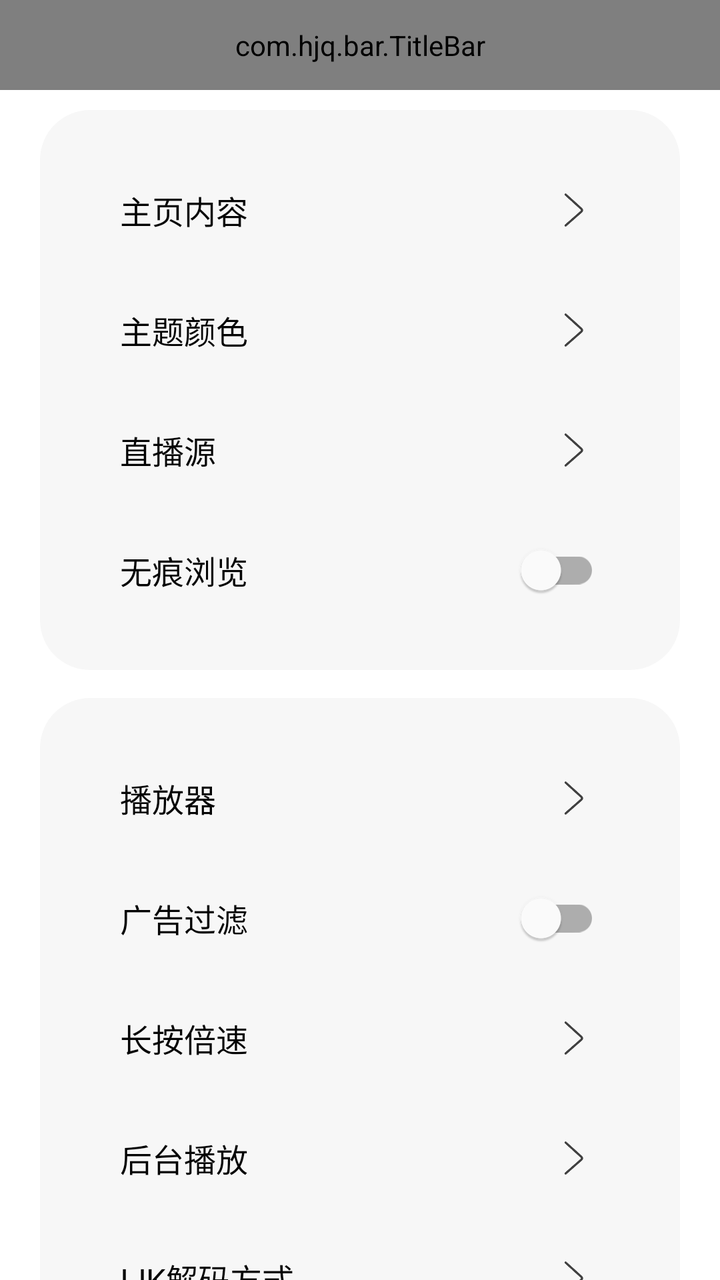
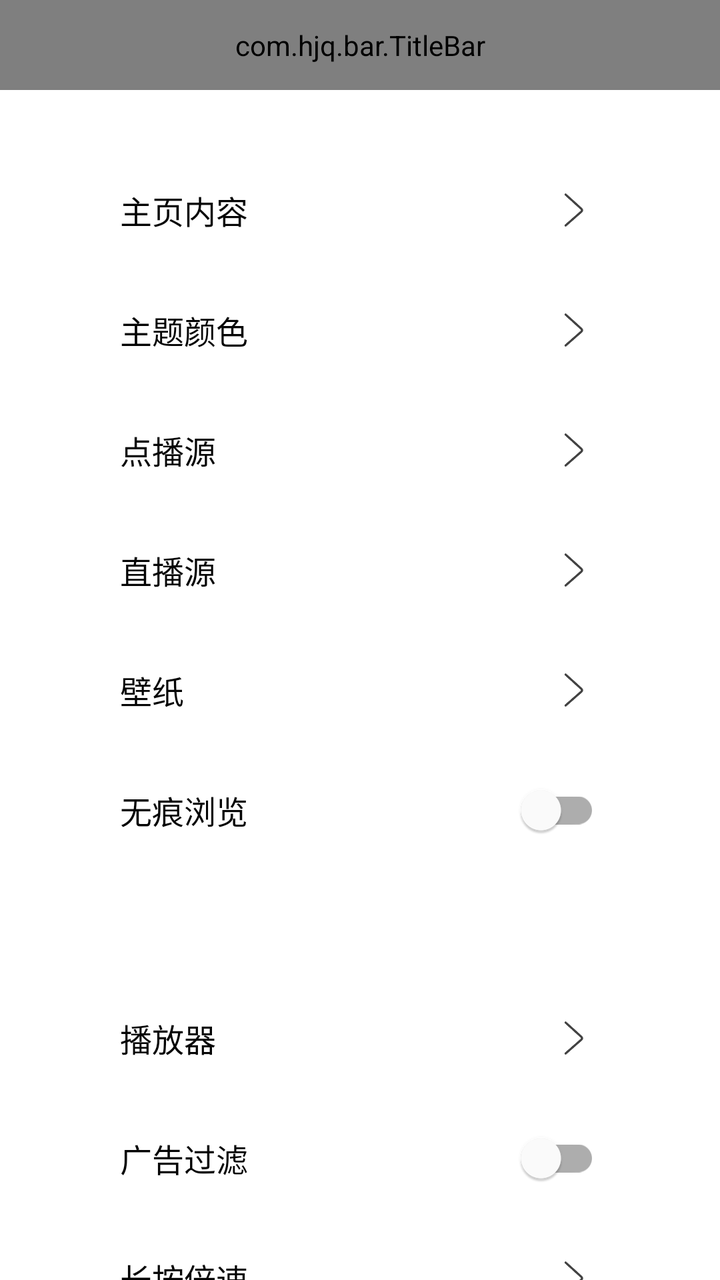

Compare the two renders of this Android layout. The source of the first and the diff that turns it into the second are given below.
<!-- AndroidManifest.xml: application theme AppTheme -->
<!-- res/layout/activity_setting.xml -->
<?xml version="1.0" encoding="utf-8"?>
<LinearLayout xmlns:android="http://schemas.android.com/apk/res/android"
    xmlns:app="http://schemas.android.com/apk/res-auto"
    xmlns:tools="http://schemas.android.com/tools"
    android:layout_width="match_parent"
    android:layout_height="match_parent"
    android:orientation="vertical">

    <com.hjq.bar.TitleBar
        android:id="@+id/title_bar"
        android:layout_width="match_parent"
        android:layout_height="45dp"
        app:title="设置"
        app:titleStyle="bold"
        app:titleColor="@color/black"
        app:lineVisible="false"/>

    <ScrollView
        android:layout_width="match_parent"
        android:layout_height="wrap_content"
        android:scrollbars="none"
        >

        <LinearLayout
            android:layout_width="match_parent"
            android:layout_height="wrap_content"
            android:orientation="vertical"
            android:layout_marginHorizontal="20dp"
            android:paddingVertical="10dp">

            <LinearLayout
                android:layout_width="match_parent"
                android:layout_height="wrap_content"
                android:orientation="vertical"
                android:paddingVertical="20dp"
                android:background="@drawable/bg_large_round_gray">

                <LinearLayout
                    android:id="@+id/llHomeRec"
                    android:layout_width="match_parent"
                    android:layout_height="@dimen/dp_60"
                    android:layout_weight="1"
                    android:focusable="true"
                    android:gravity="center_vertical"
                    android:orientation="horizontal"
                    android:paddingHorizontal="40dp"
                    android:foreground="?android:selectableItemBackground"
                    >

                    <TextView
                        android:layout_width="wrap_content"
                        android:layout_height="wrap_content"
                        android:text="主页内容"
                        android:textColor="@color/text_foreground"
                        android:textSize="16sp"/>

                    <Space
                        android:layout_width="0dp"
                        android:layout_height="wrap_content"
                        android:layout_weight="1" />

                    <TextView
                        android:id="@+id/tvHomeRec"
                        android:layout_width="wrap_content"
                        android:layout_height="wrap_content"

                        />

                    <ImageView
                        android:layout_width="26dp"
                        android:layout_height="26dp"
                        android:layout_gravity="center"
                        android:alpha="0.75"
                        android:src="@drawable/icon_pre"
                        app:tint="@color/text_foreground"/>
                </LinearLayout>


                <LinearLayout
                    android:id="@+id/showFastSearch"
                    android:layout_width="match_parent"
                    android:layout_height="@dimen/dp_60"
                    android:layout_marginBottom="@dimen/dp_10"
                    android:focusable="true"
                    android:gravity="center_vertical"
                    android:orientation="horizontal"
                    android:paddingHorizontal="20dp"
                    android:visibility="gone">

                    <TextView
                        android:layout_width="wrap_content"
                        android:layout_height="wrap_content"
                        android:text="聚合模式"
                        android:textColor="@color/text_foreground"
                        android:textSize="16sp"
                        />

                    <Space
                        android:layout_width="0dp"
                        android:layout_height="wrap_content"
                        android:layout_weight="1" />

                    <TextView
                        android:id="@+id/showFastSearchText"
                        android:layout_width="wrap_content"
                        android:layout_height="wrap_content"

                        />

                    <ImageView
                        android:layout_width="26dp"
                        android:layout_height="26dp"
                        android:layout_gravity="center"
                        android:alpha="0.75"
                        android:src="@drawable/icon_pre"
                        app:tint="@color/text_foreground"/>
                </LinearLayout>

                <LinearLayout
                    android:id="@+id/llTheme"
                    android:layout_width="match_parent"
                    android:layout_height="@dimen/dp_60"
                    android:layout_weight="1"
                    android:focusable="true"
                    android:gravity="center_vertical"
                    android:orientation="horizontal"
                    android:paddingHorizontal="40dp"
                    android:foreground="?android:selectableItemBackground"
                    >

                    <TextView
                        android:layout_width="wrap_content"
                        android:layout_height="wrap_content"
                        android:text="主题颜色"
                        android:textColor="@color/text_foreground"
                        android:textSize="16sp"
                        />

                    <Space
                        android:layout_width="0dp"
                        android:layout_height="wrap_content"
                        android:layout_weight="1" />

                    <TextView
                        android:id="@+id/tvTheme"
                        android:layout_width="wrap_content"
                        android:layout_height="wrap_content"
                        />

                    <ImageView
                        android:layout_width="26dp"
                        android:layout_height="26dp"
                        android:layout_gravity="center"
                        android:alpha="0.75"
                        android:src="@drawable/icon_pre"
                        app:tint="@color/text_foreground"/>
                </LinearLayout>

                <LinearLayout
                    android:id="@+id/llLiveApi"
                    android:layout_width="match_parent"
                    android:layout_height="@dimen/dp_60"
                    android:layout_weight="1"
                    android:focusable="true"
                    android:gravity="center_vertical"
                    android:orientation="horizontal"
                    android:paddingHorizontal="40dp"
                    android:foreground="?android:selectableItemBackground">

                    <TextView
                        android:layout_width="wrap_content"
                        android:layout_height="wrap_content"
                        android:text="直播源"
                        android:textColor="@color/text_foreground"
                        android:textSize="16sp"
                        />

                    <Space
                        android:layout_width="0dp"
                        android:layout_height="wrap_content"
                        android:layout_weight="1" />

                    <ImageView
                        android:layout_width="26dp"
                        android:layout_height="26dp"
                        android:layout_gravity="center"
                        android:alpha="0.75"
                        android:src="@drawable/icon_pre"
                        app:tint="@color/text_foreground"/>
                </LinearLayout>

                <LinearLayout
                    android:id="@+id/llPrivateBrowsing"
                    android:layout_width="match_parent"
                    android:layout_height="@dimen/dp_60"
                    android:layout_weight="1"
                    android:focusable="true"
                    android:gravity="center_vertical"
                    android:orientation="horizontal"
                    android:paddingHorizontal="40dp"
                    android:foreground="?android:selectableItemBackground">

                    <TextView
                        android:layout_width="wrap_content"
                        android:layout_height="wrap_content"
                        android:text="无痕浏览"
                        android:textColor="@color/text_foreground"
                        android:textSize="16sp"
                        />

                    <Space
                        android:layout_width="0dp"
                        android:layout_height="wrap_content"
                        android:layout_weight="1" />

                    <com.google.android.material.switchmaterial.SwitchMaterial
                        android:id="@+id/switchPrivateBrowsing"
                        android:layout_width="wrap_content"
                        android:layout_height="wrap_content"
                        android:clickable="false"/>
                </LinearLayout>
            </LinearLayout>

            <LinearLayout
                android:layout_width="match_parent"
                android:layout_height="wrap_content"
                android:orientation="vertical"
                android:paddingVertical="20dp"
                android:layout_marginTop="14dp"
                android:background="@drawable/bg_large_round_gray">
                <LinearLayout
                    android:id="@+id/llPlay"
                    android:layout_width="match_parent"
                    android:layout_height="@dimen/dp_60"
                    android:layout_weight="1"
                    android:focusable="true"
                    android:gravity="center_vertical"
                    android:orientation="horizontal"
                    android:paddingHorizontal="40dp"
                    android:foreground="?android:selectableItemBackground">

                    <TextView
                        android:layout_width="wrap_content"
                        android:layout_height="wrap_content"
                        android:text="播放器"
                        android:textColor="@color/text_foreground"
                        android:textSize="16sp"
                        />

                    <Space
                        android:layout_width="0dp"
                        android:layout_height="wrap_content"
                        android:layout_weight="1" />

                    <TextView
                        android:id="@+id/tvPlay"
                        android:layout_width="wrap_content"
                        android:layout_height="wrap_content"
                        />

                    <ImageView
                        android:layout_width="26dp"
                        android:layout_height="26dp"
                        android:layout_gravity="center"
                        android:alpha="0.75"
                        android:src="@drawable/icon_pre"
                        app:tint="@color/text_foreground"/>
                </LinearLayout>

                <LinearLayout
                    android:id="@+id/llVideoPurify"
                    android:layout_width="match_parent"
                    android:layout_height="60dp"
                    android:focusable="true"
                    android:gravity="center_vertical"
                    android:orientation="horizontal"
                    android:paddingHorizontal="40dp"
                    android:foreground="?android:selectableItemBackground">

                    <TextView
                        android:layout_width="wrap_content"
                        android:layout_height="wrap_content"
                        android:text="广告过滤"
                        android:textColor="@color/text_foreground"
                        android:textSize="16sp"/>

                    <Space
                        android:layout_width="0dp"
                        android:layout_height="wrap_content"
                        android:layout_weight="1" />

                    <com.google.android.material.switchmaterial.SwitchMaterial
                        android:id="@+id/switchVideoPurify"
                        android:layout_width="wrap_content"
                        android:layout_height="wrap_content"
                        android:clickable="false"/>
                </LinearLayout>

                <LinearLayout
                    android:id="@+id/llPressSpeed"
                    android:layout_width="match_parent"
                    android:layout_height="@dimen/dp_60"
                    android:layout_weight="1"
                    android:focusable="true"
                    android:gravity="center_vertical"
                    android:orientation="horizontal"
                    android:paddingHorizontal="40dp"
                    android:foreground="?android:selectableItemBackground">

                    <TextView
                        android:layout_width="wrap_content"
                        android:layout_height="wrap_content"
                        android:text="长按倍速"
                        android:textColor="@color/text_foreground"
                        android:textSize="16sp"
                        />

                    <Space
                        android:layout_width="0dp"
                        android:layout_height="wrap_content"
                        android:layout_weight="1" />

                    <TextView
                        android:id="@+id/tvSpeed"
                        android:layout_width="wrap_content"
                        android:layout_height="wrap_content"

                        />

                    <ImageView
                        android:layout_width="26dp"
                        android:layout_height="26dp"
                        android:layout_gravity="center"
                        android:alpha="0.75"
                        android:src="@drawable/icon_pre"
                        app:tint="@color/text_foreground"/>
                </LinearLayout>

                <LinearLayout
                    android:id="@+id/llBackgroundPlay"
                    android:layout_width="match_parent"
                    android:layout_height="@dimen/dp_60"
                    android:layout_weight="1"
                    android:focusable="true"
                    android:gravity="center_vertical"
                    android:orientation="horizontal"
                    android:paddingHorizontal="40dp"
                    android:foreground="?android:selectableItemBackground">

                    <TextView
                        android:layout_width="wrap_content"
                        android:layout_height="wrap_content"
                        android:text="后台播放"
                        android:textColor="@color/text_foreground"
                        android:textSize="16sp"
                        />

                    <Space
                        android:layout_width="0dp"
                        android:layout_height="wrap_content"
                        android:layout_weight="1" />

                    <TextView
                        android:id="@+id/tvBackgroundPlayType"
                        android:layout_width="wrap_content"
                        android:layout_height="wrap_content"
                        />

                    <ImageView
                        android:layout_width="26dp"
                        android:layout_height="26dp"
                        android:layout_gravity="center"
                        android:alpha="0.75"
                        android:src="@drawable/icon_pre"
                        app:tint="@color/text_foreground"/>
                </LinearLayout>

                <LinearLayout
                    android:id="@+id/llMediaCodec"
                    android:layout_width="match_parent"
                    android:layout_height="@dimen/dp_60"
                    android:focusable="true"
                    android:gravity="center_vertical"
                    android:orientation="horizontal"
                    android:paddingHorizontal="40dp"
                    android:foreground="?android:selectableItemBackground">

                    <TextView
                        android:layout_width="wrap_content"
                        android:layout_height="wrap_content"
                        android:text="IJK解码方式"
                        android:textColor="@color/text_foreground"
                        android:textSize="16sp"
                        />

                    <Space
                        android:layout_width="0dp"
                        android:layout_height="wrap_content"
                        android:layout_weight="1" />

                    <TextView
                        android:id="@+id/tvMediaCodec"
                        android:layout_width="wrap_content"
                        android:layout_height="wrap_content"
                        />

                    <ImageView
                        android:layout_width="26dp"
                        android:layout_height="26dp"
                        android:layout_gravity="center"
                        android:alpha="0.75"
                        android:src="@drawable/icon_pre"
                        app:tint="@color/text_foreground"/>
                </LinearLayout>


                <LinearLayout
                    android:id="@+id/llRender"
                    android:layout_width="match_parent"
                    android:layout_height="@dimen/dp_60"
                    android:gravity="center_vertical"
                    android:orientation="horizontal"
                    android:paddingHorizontal="40dp"
                    android:foreground="?android:selectableItemBackground">

                    <TextView
                        android:layout_width="wrap_content"
                        android:layout_height="wrap_content"
                        android:text="渲染方式"
                        android:textColor="@color/text_foreground"
                        android:textSize="16sp"
                        />

                    <Space
                        android:layout_width="0dp"
                        android:layout_height="wrap_content"
                        android:layout_weight="1" />

                    <TextView
                        android:id="@+id/tvRenderType"
                        android:layout_width="wrap_content"
                        android:layout_height="wrap_content"

                        />

                    <ImageView
                        android:layout_width="26dp"
                        android:layout_height="26dp"
                        android:layout_gravity="center"
                        android:alpha="0.75"
                        android:src="@drawable/icon_pre"
                        app:tint="@color/text_foreground"/>
                </LinearLayout>

                <LinearLayout
                    android:id="@+id/llScale"
                    android:layout_width="match_parent"
                    android:layout_height="@dimen/dp_60"
                    android:gravity="center_vertical"
                    android:orientation="horizontal"
                    android:paddingHorizontal="40dp"
                    android:foreground="?android:selectableItemBackground">

                    <TextView
                        android:layout_width="wrap_content"
                        android:layout_height="wrap_content"
                        android:text="画面缩放"
                        android:textColor="@color/text_foreground"
                        android:textSize="16sp"
                        />

                    <Space
                        android:layout_width="0dp"
                        android:layout_height="wrap_content"
                        android:layout_weight="1" />

                    <TextView
                        android:id="@+id/tvScaleType"
                        android:layout_width="wrap_content"
                        android:layout_height="wrap_content"

                        />

                    <ImageView
                        android:layout_width="26dp"
                        android:layout_height="26dp"
                        android:layout_gravity="center"
                        android:alpha="0.75"
                        android:src="@drawable/icon_pre"
                        app:tint="@color/text_foreground"/>
                </LinearLayout>

                <LinearLayout
                    android:id="@+id/llIjkCachePlay"
                    android:layout_width="match_parent"
                    android:layout_height="60dp"
                    android:focusable="true"
                    android:gravity="center_vertical"
                    android:orientation="horizontal"
                    android:paddingHorizontal="40dp"
                    android:foreground="?android:selectableItemBackground">

                    <TextView
                        android:layout_width="wrap_content"
                        android:layout_height="wrap_content"
                        android:text="IJK缓存"
                        android:textColor="@color/text_foreground"
                        android:textSize="16sp"/>

                    <Space
                        android:layout_width="0dp"
                        android:layout_height="wrap_content"
                        android:layout_weight="1" />

                    <com.google.android.material.switchmaterial.SwitchMaterial
                        android:id="@+id/switchIjkCachePlay"
                        android:layout_width="wrap_content"
                        android:layout_height="wrap_content"
                        android:clickable="false"/>
                </LinearLayout>

            </LinearLayout>

            <LinearLayout
                android:layout_width="match_parent"
                android:layout_height="wrap_content"
                android:orientation="vertical"
                android:paddingVertical="20dp"
                android:layout_marginTop="14dp"
                android:background="@drawable/bg_large_round_gray">

                <LinearLayout
                    android:id="@+id/llBackup"
                    android:layout_width="match_parent"
                    android:layout_height="@dimen/dp_60"
                    android:focusable="true"
                    android:gravity="center_vertical"
                    android:orientation="horizontal"
                    android:paddingHorizontal="40dp"
                    android:foreground="?android:selectableItemBackground">

                    <TextView
                        android:layout_width="wrap_content"
                        android:layout_height="wrap_content"
                        android:text="数据备份还原"
                        android:textColor="@color/text_foreground"
                        android:textSize="16sp"/>

                    <Space
                        android:layout_width="0dp"
                        android:layout_height="wrap_content"
                        android:layout_weight="1" />

                    <ImageView
                        android:layout_width="26dp"
                        android:layout_height="26dp"
                        android:layout_gravity="center"
                        android:alpha="0.75"
                        android:src="@drawable/icon_pre"
                        app:tint="@color/text_foreground"/>
                </LinearLayout>


                <LinearLayout
                    android:id="@+id/llDns"
                    android:layout_width="match_parent"
                    android:layout_height="@dimen/dp_60"
                    android:focusable="true"
                    android:gravity="center_vertical"
                    android:orientation="horizontal"
                    android:paddingHorizontal="40dp"
                    android:foreground="?android:selectableItemBackground">

                    <TextView
                        android:layout_width="wrap_content"
                        android:layout_height="wrap_content"
                        android:text="安全DNS"
                        android:textColor="@color/text_foreground"
                        android:textSize="16sp"/>

                    <Space
                        android:layout_width="0dp"
                        android:layout_height="wrap_content"
                        android:layout_weight="1" />

                    <TextView
                        android:id="@+id/tvDns"
                        android:layout_width="wrap_content"
                        android:layout_height="wrap_content"
                        />

                    <ImageView
                        android:layout_width="26dp"
                        android:layout_height="26dp"
                        android:layout_gravity="center"
                        android:alpha="0.75"
                        android:src="@drawable/icon_pre"
                        app:tint="@color/text_foreground"/>
                </LinearLayout>

                <LinearLayout
                    android:id="@+id/llHistoryNum"
                    android:layout_width="match_parent"
                    android:layout_height="@dimen/dp_60"
                    android:focusable="true"
                    android:gravity="center_vertical"
                    android:orientation="horizontal"
                    android:paddingHorizontal="40dp"
                    android:foreground="?android:selectableItemBackground">

                    <TextView
                        android:layout_width="wrap_content"
                        android:layout_height="wrap_content"
                        android:text="历史记录"
                        android:textColor="@color/text_foreground"
                        android:textSize="16sp"
                        />

                    <Space
                        android:layout_width="0dp"
                        android:layout_height="wrap_content"
                        android:layout_weight="1" />

                    <TextView
                        android:id="@+id/tvHistoryNum"
                        android:layout_width="wrap_content"
                        android:layout_height="wrap_content"

                        />

                    <ImageView
                        android:layout_width="26dp"
                        android:layout_height="26dp"
                        android:layout_gravity="center"
                        android:alpha="0.75"
                        android:src="@drawable/icon_pre"
                        app:tint="@color/text_foreground"/>
                </LinearLayout>


                <LinearLayout
                    android:id="@+id/llClearCache"
                    android:layout_width="match_parent"
                    android:layout_height="@dimen/dp_60"
                    android:focusable="true"
                    android:gravity="center_vertical"
                    android:orientation="horizontal"
                    android:paddingHorizontal="40dp"
                    android:foreground="?android:selectableItemBackground">

                    <TextView
                        android:layout_width="wrap_content"
                        android:layout_height="wrap_content"
                        android:text="清空缓存"
                        android:textColor="@color/text_foreground"
                        android:textSize="16sp"
                        />

                    <Space
                        android:layout_width="0dp"
                        android:layout_height="wrap_content"
                        android:layout_weight="1" />

                    <ImageView
                        android:layout_width="26dp"
                        android:layout_height="26dp"
                        android:layout_gravity="center"
                        android:alpha="0.75"
                        android:src="@drawable/icon_pre"
                        app:tint="@color/text_foreground"/>
                </LinearLayout>

            </LinearLayout>

        </LinearLayout>
    </ScrollView>
</LinearLayout>
<!-- resources referenced by this layout -->
<resources>
  <color name="black">#000000</color>
  <color name="text_foreground">#050505</color>
  <dimen name="dp_10">10dp</dimen>
  <dimen name="dp_60">60dp</dimen>
  <!-- drawable bg_large_round_gray (drawable) -->
  <?xml version="1.0" encoding="utf-8"?>
  <shape xmlns:android="http://schemas.android.com/apk/res/android"
  	android:shape="rectangle">
  	<solid
  			android:color="@color/bg_gray" />
  
  	<corners 
  			android:radius="25dp" />
  
  </shape>
  <!-- drawable icon_pre: png bitmap (drawable, 3137 bytes) -->
  <style name="AppTheme" parent="Theme.MaterialComponents.Light.NoActionBar">
          
          <item name="colorPrimary">@color/colorPrimary</item>
          
          <item name="colorAccent">@color/colorAccent</item>
          
          <item name="android:windowBackground">@color/windowBackground</item>
      </style>
  <color name="bg_gray">#f7f7f7</color>
  <color name="colorPrimary">#567df4</color>
  <color name="colorAccent">#3e4fb1</color>
  <color name="windowBackground">#fff</color>
</resources>

<!-- the commit's change to res/layout/activity_setting.xml (unified diff, before → after) -->
@@ -10,6 +10,7 @@
         android:id="@+id/title_bar"
         android:layout_width="match_parent"
         android:layout_height="45dp"
+        android:background="@android:color/transparent"
         app:title="设置"
         app:titleStyle="bold"
         app:titleColor="@color/black"
@@ -157,6 +158,44 @@
                 </LinearLayout>
 
                 <LinearLayout
+                    android:id="@+id/llVodApi"
+                    android:layout_width="match_parent"
+                    android:layout_height="@dimen/dp_60"
+                    android:focusable="true"
+                    android:gravity="center_vertical"
+                    android:orientation="horizontal"
+                    android:paddingHorizontal="40dp"
+                    android:foreground="?android:selectableItemBackground">
+
+                    <TextView
+                        android:layout_width="wrap_content"
+                        android:layout_height="wrap_content"
+                        android:text="点播源"
+                        android:textColor="@color/text_foreground"
+                        android:textSize="16sp" />
+
+                    <Space
+                        android:layout_width="0dp"
+                        android:layout_height="wrap_content"
+                        android:layout_weight="1" />
+
+                    <TextView
+                        android:id="@+id/tvVodApi"
+                        android:layout_width="wrap_content"
+                        android:layout_height="wrap_content"
+                        android:maxWidth="180dp"
+                        android:ellipsize="middle"
+                        android:singleLine="true" />
+
+                    <ImageView
+                        android:layout_width="26dp"
+                        android:layout_height="26dp"
+                        android:alpha="0.75"
+                        android:src="@drawable/icon_pre"
+                        app:tint="@color/text_foreground" />
+                </LinearLayout>
+
+                <LinearLayout
                     android:id="@+id/llLiveApi"
                     android:layout_width="match_parent"
                     android:layout_height="@dimen/dp_60"
@@ -180,13 +219,59 @@
                         android:layout_height="wrap_content"
                         android:layout_weight="1" />
 
-                    <ImageView
-                        android:layout_width="26dp"
-                        android:layout_height="26dp"
-                        android:layout_gravity="center"
-                        android:alpha="0.75"
-                        android:src="@drawable/icon_pre"
-                        app:tint="@color/text_foreground"/>
+                    <TextView
+                        android:id="@+id/tvLiveApi"
+                        android:layout_width="wrap_content"
+                        android:layout_height="wrap_content"
+                        android:maxWidth="180dp"
+                        android:ellipsize="middle"
+                        android:singleLine="true" />
+
+                    <ImageView
+                        android:layout_width="26dp"
+                        android:layout_height="26dp"
+                        android:layout_gravity="center"
+                        android:alpha="0.75"
+                        android:src="@drawable/icon_pre"
+                        app:tint="@color/text_foreground"/>
+                </LinearLayout>
+
+                <LinearLayout
+                    android:id="@+id/llWallpaper"
+                    android:layout_width="match_parent"
+                    android:layout_height="@dimen/dp_60"
+                    android:focusable="true"
+                    android:gravity="center_vertical"
+                    android:orientation="horizontal"
+                    android:paddingHorizontal="40dp"
+                    android:foreground="?android:selectableItemBackground">
+
+                    <TextView
+                        android:layout_width="wrap_content"
+                        android:layout_height="wrap_content"
+                        android:text="壁纸"
+                        android:textColor="@color/text_foreground"
+                        android:textSize="16sp" />
+
+                    <Space
+                        android:layout_width="0dp"
+                        android:layout_height="wrap_content"
+                        android:layout_weight="1" />
+
+                    <TextView
+                        android:id="@+id/tvWallpaper"
+                        android:layout_width="wrap_content"
+                        android:layout_height="wrap_content"
+                        android:maxWidth="180dp"
+                        android:ellipsize="middle"
+                        android:singleLine="true" />
+
+                    <ImageView
+                        android:layout_width="26dp"
+                        android:layout_height="26dp"
+                        android:alpha="0.75"
+                        android:src="@drawable/icon_pre"
+                        app:tint="@color/text_foreground" />
                 </LinearLayout>
 
                 <LinearLayout
<!-- resource entries referenced after the edit -->
@@ -24,7 +24,7 @@
           
           <item name="android:windowBackground">@color/windowBackground</item>
       </style>
-  <color name="bg_gray">#f7f7f7</color>
+  <color name="bg_gray">#80FFFFFF</color>
   <color name="colorPrimary">#567df4</color>
   <color name="colorAccent">#3e4fb1</color>
   <color name="windowBackground">#fff</color>
